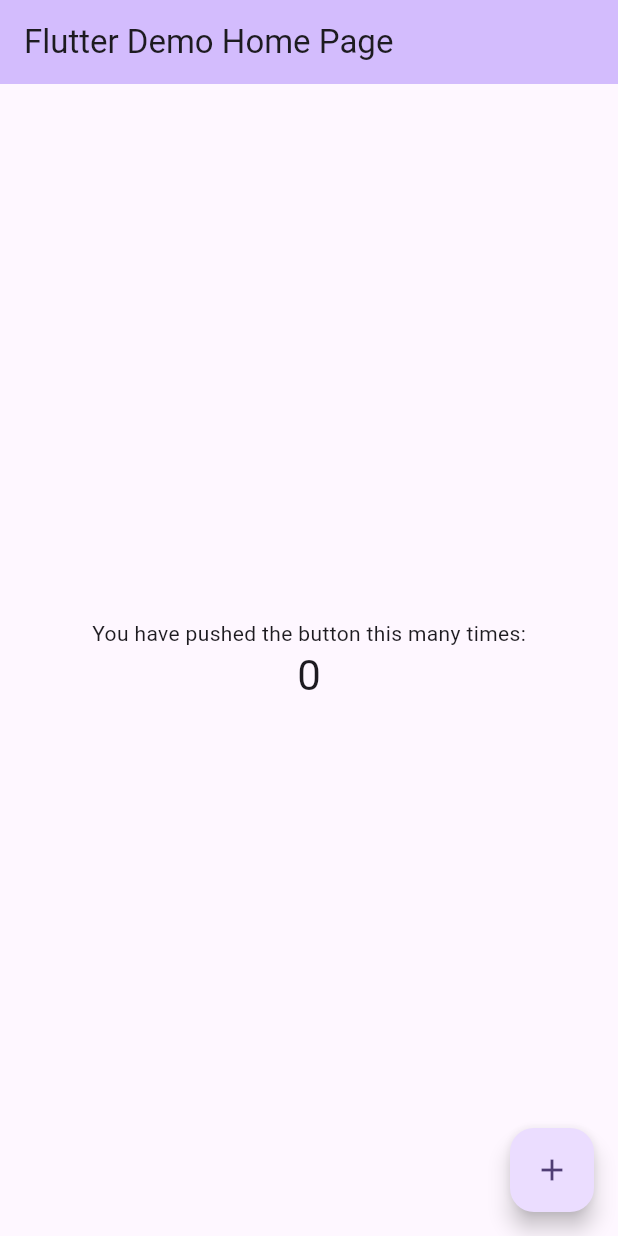
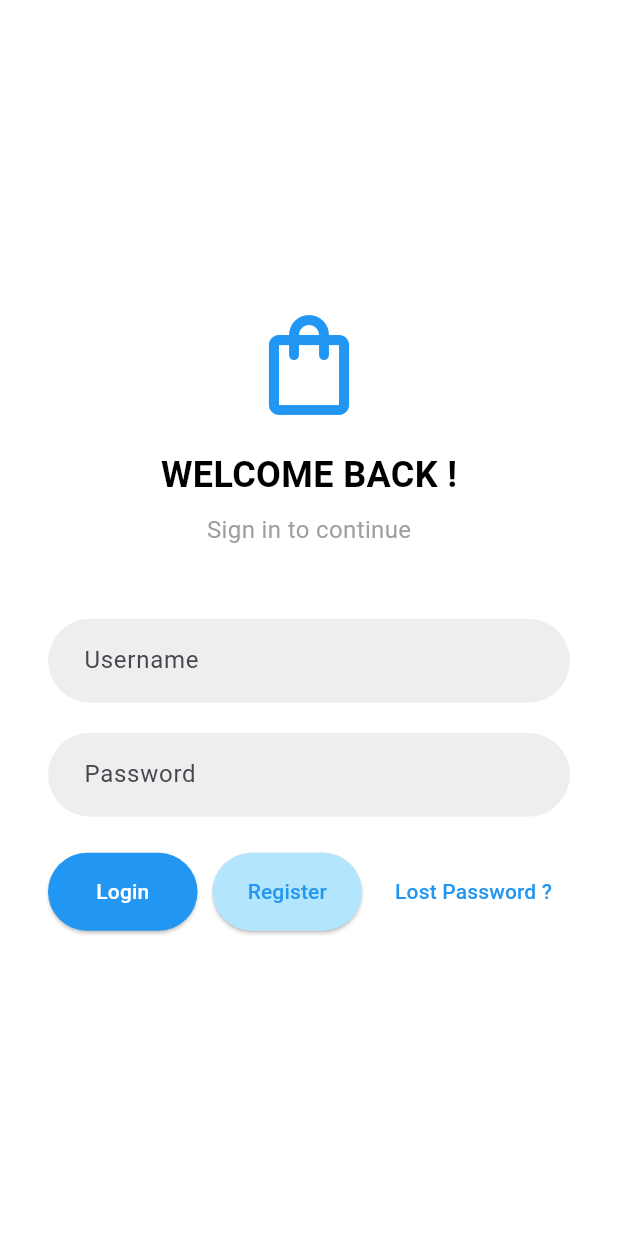
Before and after one commit to Joanilham/Mobile-Apps, a Flutter app: the screen it shows after launch, on a phone screen of 412 x 824 dp. Run offline on Flutter 3.47's test engine with Material 3 defaults, Android fonts, the phone set to English and light mode, and no system bars.

Commit message:
first commit

```diff
--- /dev/null
+++ b/lib/halaman_login.dart
@@ -0,0 +1,185 @@
+import 'package:flutter/material.dart';
+
+class LoginPage extends StatefulWidget {
+  const LoginPage({super.key});
+
+  @override
+  State<LoginPage> createState() => _LoginPageState();
+}
+
+class _LoginPageState extends State<LoginPage> {
+  final _formKey = GlobalKey<FormState>();
+  final TextEditingController _usernameController = TextEditingController();
+  final TextEditingController _passwordController = TextEditingController();
+
+  @override
+  void dispose() {
+    _usernameController.dispose();
+    _passwordController.dispose();
+    super.dispose();
+  }
+
+  void _login() {
+    if (_formKey.currentState!.validate()) {
+      // Logic for successful login goes here
+      ScaffoldMessenger.of(context).showSnackBar(
+        const SnackBar(content: Text('Logging in...')),
+      );
+    }
+  }
+
+  @override
+  Widget build(BuildContext context) {
+    return Scaffold(
+      backgroundColor: Colors.white,
+      body: Center(
+        child: SingleChildScrollView(
+          padding: const EdgeInsets.symmetric(horizontal: 32.0),
+          child: Column(
+            mainAxisAlignment: MainAxisAlignment.center,
+            crossAxisAlignment: CrossAxisAlignment.center,
+            children: [
+              // Shopping bag icon
+              const Icon(
+                Icons.shopping_bag_outlined,
+                size: 80,
+                color: Colors.blue,
+              ),
+              const SizedBox(height: 16),
+              // Welcome text
+              const Text(
+                'WELCOME BACK !',
+                style: TextStyle(
+                  fontSize: 24,
+                  fontWeight: FontWeight.bold,
+                  color: Colors.black,
+                ),
+              ),
+              const SizedBox(height: 8),
+              const Text(
+                'Sign in to continue',
+                style: TextStyle(
+                  fontSize: 16,
+                  color: Colors.grey,
+                ),
+              ),
+              const SizedBox(height: 48),
+
+              Form(
+                key: _formKey,
+                child: Column(
+                  children: [
+                    // Username input field
+                    TextFormField(
+                      controller: _usernameController,
+                      decoration: InputDecoration(
+                        labelText: 'Username',
+                        border: OutlineInputBorder(
+                          borderRadius: BorderRadius.circular(30.0),
+                          borderSide: BorderSide.none,
+                        ),
+                        filled: true,
+                        fillColor: Colors.grey[200],
+                        contentPadding: const EdgeInsets.symmetric(
+                          vertical: 16.0,
+                          horizontal: 20.0,
+                        ),
+                      ),
+                      validator: (value) {
+                        if (value == null || value.isEmpty) {
+                          return 'Please enter your username';
+                        }
+                        return null;
+                      },
+                    ),
+                    const SizedBox(height: 20),
+                    // Password input field
+                    TextFormField(
+                      controller: _passwordController,
+                      obscureText: true,
+                      decoration: InputDecoration(
+                        labelText: 'Password',
+                        border: OutlineInputBorder(
+                          borderRadius: BorderRadius.circular(30.0),
+                          borderSide: BorderSide.none,
+                        ),
+                        filled: true,
+                        fillColor: Colors.grey[200],
+                        contentPadding: const EdgeInsets.symmetric(
+                          vertical: 16.0,
+                          horizontal: 20.0,
+                        ),
+                      ),
+                      validator: (value) {
+                        if (value == null || value.isEmpty) {
+                          return 'Please enter your password';
+                        }
+                        return null;
+                      },
+                    ),
+                  ],
+                ),
+              ),
+              const SizedBox(height: 24),
+              // Login & Register buttons and "Lost Password?" text
+              Row(
+                mainAxisAlignment: MainAxisAlignment.spaceBetween,
+                children: [
+                  Expanded(
+                    child: ElevatedButton(
+                      onPressed: _login,
+                      style: ElevatedButton.styleFrom(
+                        backgroundColor: Colors.blue,
+                        foregroundColor: Colors.white,
+                        padding: const EdgeInsets.symmetric(vertical: 16),
+                        shape: RoundedRectangleBorder(
+                          borderRadius: BorderRadius.circular(30.0),
+                        ),
+                      ),
+                      child: const Text('Login'),
+                    ),
+                  ),
+                  const SizedBox(width: 10),
+                  Expanded(
+                    child: ElevatedButton(
+                      onPressed: () {
+                        // Register button logic
+                        ScaffoldMessenger.of(context).showSnackBar(
+                          const SnackBar(content: Text('Register button pressed!')),
+                        );
+                      },
+                      style: ElevatedButton.styleFrom(
+                        backgroundColor: Colors.lightBlue[100],
+                        foregroundColor: Colors.blue,
+                        padding: const EdgeInsets.symmetric(vertical: 16),
+                        shape: RoundedRectangleBorder(
+                          borderRadius: BorderRadius.circular(30.0),
+                        ),
+                      ),
+                      child: const Text('Register'),
+                    ),
+                  ),
+                  const SizedBox(width: 10),
+                  TextButton(
+                    onPressed: () {
+                      // Lost password logic
+                      ScaffoldMessenger.of(context).showSnackBar(
+                        const SnackBar(content: Text('Lost password clicked!')),
+                      );
+                    },
+                    child: const Text(
+                      'Lost Password ?',
+                      style: TextStyle(
+                        color: Colors.blue,
+                      ),
+                    ),
+                  ),
+                ],
+              ),
+            ],
+          ),
+        ),
+      ),
+    );
+  }
+}
--- a/lib/main.dart
+++ b/lib/main.dart
@@ -1,4 +1,5 @@
 import 'package:flutter/material.dart';
+import 'halaman_login.dart';
 
 void main() {
   runApp(const MyApp());
@@ -7,116 +8,15 @@ void main() {
 class MyApp extends StatelessWidget {
   const MyApp({super.key});
 
-  // This widget is the root of your application.
   @override
   Widget build(BuildContext context) {
     return MaterialApp(
-      title: 'Flutter Demo',
+      debugShowCheckedModeBanner: false,
+      title: 'Login UI',
       theme: ThemeData(
-        // This is the theme of your application.
-        //
-        // TRY THIS: Try running your application with "flutter run". You'll see
-        // the application has a purple toolbar. Then, without quitting the app,
-        // try changing the seedColor in the colorScheme below to Colors.green
-        // and then invoke "hot reload" (save your changes or press the "hot
-        // reload" button in a Flutter-supported IDE, or press "r" if you used
-        // the command line to start the app).
-        //
-        // Notice that the counter didn't reset back to zero; the application
-        // state is not lost during the reload. To reset the state, use hot
-        // restart instead.
-        //
-        // This works for code too, not just values: Most code changes can be
-        // tested with just a hot reload.
-        colorScheme: ColorScheme.fromSeed(seedColor: Colors.deepPurple),
+        primarySwatch: Colors.blue,
       ),
-      home: const MyHomePage(title: 'Flutter Demo Home Page'),
+      home: const LoginPage(),
     );
   }
 }
-
-class MyHomePage extends StatefulWidget {
-  const MyHomePage({super.key, required this.title});
-
-  // This widget is the home page of your application. It is stateful, meaning
-  // that it has a State object (defined below) that contains fields that affect
-  // how it looks.
-
-  // This class is the configuration for the state. It holds the values (in this
-  // case the title) provided by the parent (in this case the App widget) and
-  // used by the build method of the State. Fields in a Widget subclass are
-  // always marked "final".
-
-  final String title;
-
-  @override
-  State<MyHomePage> createState() => _MyHomePageState();
-}
-
-class _MyHomePageState extends State<MyHomePage> {
-  int _counter = 0;
-
-  void _incrementCounter() {
-    setState(() {
-      // This call to setState tells the Flutter framework that something has
-      // changed in this State, which causes it to rerun the build method below
-      // so that the display can reflect the updated values. If we changed
-      // _counter without calling setState(), then the build method would not be
-      // called again, and so nothing would appear to happen.
-      _counter++;
-    });
-  }
-
-  @override
-  Widget build(BuildContext context) {
-    // This method is rerun every time setState is called, for instance as done
-    // by the _incrementCounter method above.
-    //
-    // The Flutter framework has been optimized to make rerunning build methods
-    // fast, so that you can just rebuild anything that needs updating rather
-    // than having to individually change instances of widgets.
-    return Scaffold(
-      appBar: AppBar(
-        // TRY THIS: Try changing the color here to a specific color (to
-        // Colors.amber, perhaps?) and trigger a hot reload to see the AppBar
-        // change color while the other colors stay the same.
-        backgroundColor: Theme.of(context).colorScheme.inversePrimary,
-        // Here we take the value from the MyHomePage object that was created by
-        // the App.build method, and use it to set our appbar title.
-        title: Text(widget.title),
-      ),
-      body: Center(
-        // Center is a layout widget. It takes a single child and positions it
-        // in the middle of the parent.
-        child: Column(
-          // Column is also a layout widget. It takes a list of children and
-          // arranges them vertically. By default, it sizes itself to fit its
-          // children horizontally, and tries to be as tall as its parent.
-          //
-          // Column has various properties to control how it sizes itself and
-          // how it positions its children. Here we use mainAxisAlignment to
-          // center the children vertically; the main axis here is the vertical
-          // axis because Columns are vertical (the cross axis would be
-          // horizontal).
-          //
-          // TRY THIS: Invoke "debug painting" (choose the "Toggle Debug Paint"
-          // action in the IDE, or press "p" in the console), to see the
-          // wireframe for each widget.
-          mainAxisAlignment: MainAxisAlignment.center,
-          children: <Widget>[
-            const Text('You have pushed the button this many times:'),
-            Text(
-              '$_counter',
-              style: Theme.of(context).textTheme.headlineMedium,
-            ),
-          ],
-        ),
-      ),
-      floatingActionButton: FloatingActionButton(
-        onPressed: _incrementCounter,
-        tooltip: 'Increment',
-        child: const Icon(Icons.add),
-      ), // This trailing comma makes auto-formatting nicer for build methods.
-    );
-  }
-}
```
